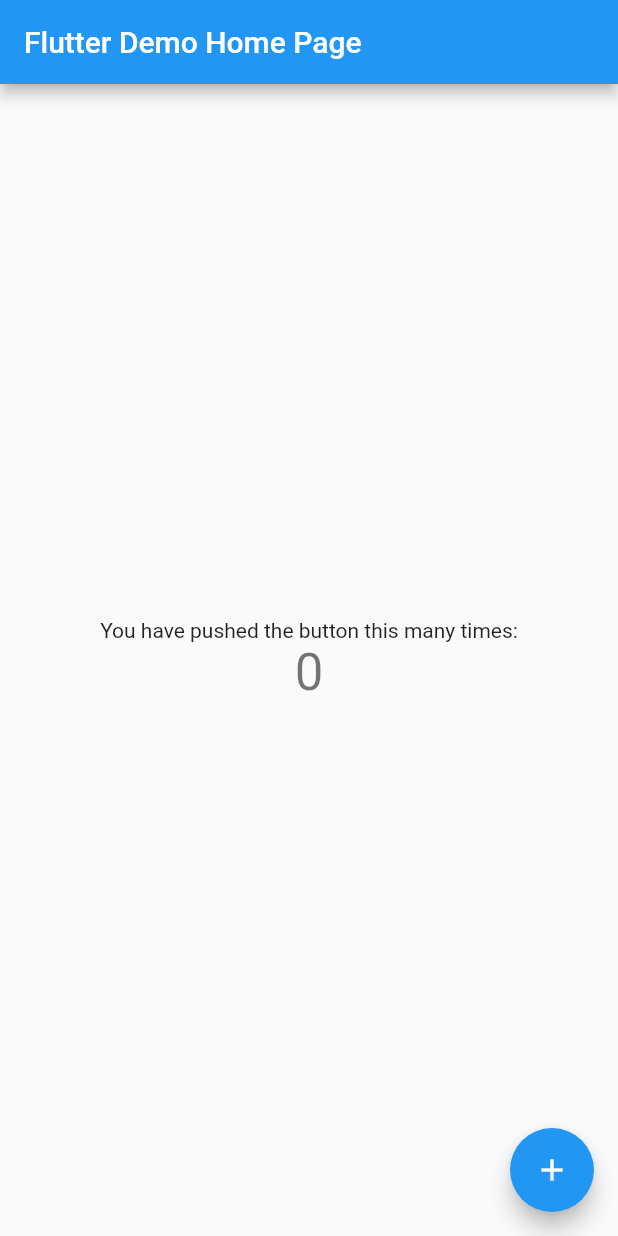
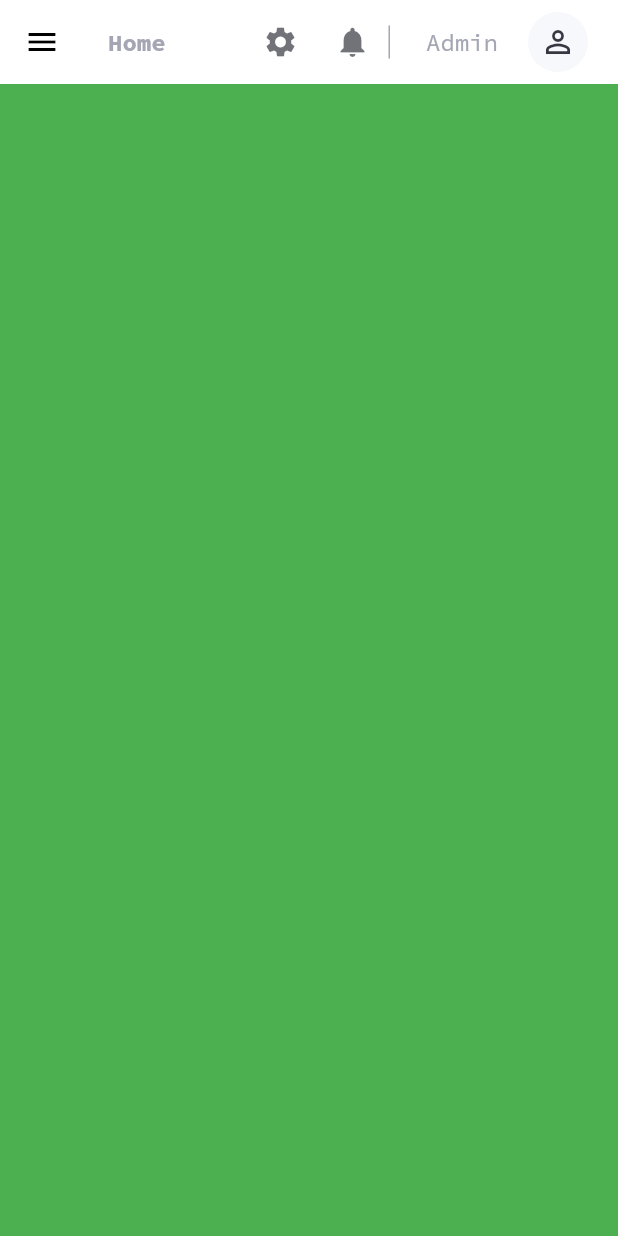
Before and after one commit to agungjoyo/PuskesmasSbrWringin, a Flutter app: the screen it shows after launch, on a phone screen of 412 x 824 dp. Run offline on Flutter 3.47's test engine with Material 2 defaults, Android fonts, the phone set to English and light mode, and no system bars; our stand-ins replace firebase_core, google_fonts; accounts and stored records are empty.

Commit message:
firebase + Top nav template responsive

```diff
--- /dev/null
+++ b/projectpkm/lib/constants/style.dart
@@ -0,0 +1,6 @@
+import 'package:flutter/material.dart';
+
+Color light = const Color(0xFFF7F8FC);
+Color lightGrey = const Color(0xFFA4A6B3);
+Color dark = const Color(0xFF363740);
+Color active = const Color(0xFF3C19C0);
--- /dev/null
+++ b/projectpkm/lib/helpers/responsiveness.dart
@@ -0,0 +1,39 @@
+import 'package:flutter/material.dart';
+
+// Declare Screen Size
+const int largeScreenSize = 720;
+const int smallScreenSize = 360;
+
+class ResponsivenessWidgets extends StatelessWidget {
+
+  // Declare final Widget
+    final Widget largeScreen;
+    final Widget smallScreen;
+
+  const ResponsivenessWidgets(
+      {Key? key,
+      required this.largeScreen,
+      required this.smallScreen
+      }
+    ) : super(key: key);
+
+  static bool isSmallScreen(BuildContext context) =>
+    MediaQuery.of(context).size.width < largeScreenSize;
+  static bool isLargeScreen(BuildContext context) =>
+    MediaQuery.of(context).size.width >= largeScreenSize;
+  @override
+  Widget build(BuildContext context) {
+    return LayoutBuilder(
+      builder: (context, constraints) {
+        double _width = constraints.maxWidth;
+        debugPrint('width:$_width');
+        if (_width >= largeScreenSize){
+          return largeScreen;
+        }
+        else{
+          return smallScreen;
+        }
+      },
+    );
+  }
+}
--- /dev/null
+++ b/projectpkm/lib/layouts.dart
@@ -0,0 +1,18 @@
+import 'package:flutter/material.dart';
+import 'package:projectpkm/helpers/responsiveness.dart';
+import 'package:projectpkm/widgets/large_screen.dart';
+import 'package:projectpkm/widgets/small_screen.dart';
+import 'package:projectpkm/widgets/top_navigation_bar.dart';
+
+class SiteLayouts extends StatelessWidget {
+  const SiteLayouts ({Key? key}) : super(key: key);
+
+  @override
+  Widget build(BuildContext context) {
+    final GlobalKey<ScaffoldState> scaffoldKey = GlobalKey();
+      return Scaffold(
+        appBar: topNavigationBar(context, scaffoldKey),
+        body: const ResponsivenessWidgets(largeScreen: LargeScreen(), smallScreen: SmallScreen())
+      );
+  }
+}
--- a/projectpkm/lib/main.dart
+++ b/projectpkm/lib/main.dart
@@ -1,7 +1,9 @@
 import 'package:flutter/material.dart';
 import 'package:firebase_core/firebase_core.dart';
+import 'package:google_fonts/google_fonts.dart';
+import 'package:projectpkm/layouts.dart';
+//import firebase core plugins
 
-//import firebase core plugins
 void main() {
   WidgetsFlutterBinding.ensureInitialized();
   runApp(const App());
@@ -9,7 +11,6 @@
 
 class App extends StatefulWidget {
   const App({Key? key}) : super(key: key);
-
   // Create the initialization Future outside of `build`:
   @override
   _AppState createState() => _AppState();
@@ -52,105 +53,21 @@
   @override
   Widget build(BuildContext context) {
     return MaterialApp(
-      title: 'Flutter Demo',
+      title: 'Puskesmas Sumber Wringin',
       theme: ThemeData(
-        // This is the theme of your application.
-        //
-        // Try running your application with "flutter run". You'll see the
-        // application has a blue toolbar. Then, without quitting the app, try
-        // changing the primarySwatch below to Colors.green and then invoke
-        // "hot reload" (press "r" in the console where you ran "flutter run",
-        // or simply save your changes to "hot reload" in a Flutter IDE).
-        // Notice that the counter didn't reset back to zero; the application
-        // is not restarted.
-        primarySwatch: Colors.blue,
+        scaffoldBackgroundColor: Colors.white,
+        textTheme: GoogleFonts.sourceCodeProTextTheme(
+          Theme.of(context).textTheme
+        ).apply(
+          bodyColor: Colors.black
+        ),
+        pageTransitionsTheme: const PageTransitionsTheme(builders: {
+          TargetPlatform.iOS: FadeUpwardsPageTransitionsBuilder(),
+          TargetPlatform.android: FadeUpwardsPageTransitionsBuilder()
+        }),
+        primaryColor: Colors.blue
       ),
-      home: const MyHomePage(title: 'Flutter Demo Home Page'),
+      home: const SiteLayouts()
     );
   }
 }
-
-class MyHomePage extends StatefulWidget {
-  const MyHomePage({Key? key, required this.title}) : super(key: key);
-
-  // This widget is the home page of your application. It is stateful, meaning
-  // that it has a State object (defined below) that contains fields that affect
-  // how it looks.
-
-  // This class is the configuration for the state. It holds the values (in this
-  // case the title) provided by the parent (in this case the App widget) and
-  // used by the build method of the State. Fields in a Widget subclass are
-  // always marked "final".
-
-  final String title;
-
-  @override
-  State<MyHomePage> createState() => _MyHomePageState();
-}
-
-class _MyHomePageState extends State<MyHomePage> {
-  int _counter = 0;
-
-  void _incrementCounter() {
-    setState(() {
-      // This call to setState tells the Flutter framework that something has
-      // changed in this State, which causes it to rerun the build method below
-      // so that the display can reflect the updated values. If we changed
-      // _counter without calling setState(), then the build method would not be
-      // called again, and so nothing would appear to happen.
-      _counter++;
-    });
-  }
-
-  @override
-  Widget build(BuildContext context) {
-    // This method is rerun every time setState is called, for instance as done
-    // by the _incrementCounter method above.
-    //
-    // The Flutter framework has been optimized to make rerunning build methods
-    // fast, so that you can just rebuild anything that needs updating rather
-    // than having to individually change instances of widgets.
-    return Scaffold(
-      appBar: AppBar(
-        // Here we take the value from the MyHomePage object that was created by
-        // the App.build method, and use it to set our appbar title.
-        title: Text(widget.title),
-      ),
-      body: Center(
-        // Center is a layout widget. It takes a single child and positions it
-        // in the middle of the parent.
-        child: Column(
-          // Column is also a layout widget. It takes a list of children and
-          // arranges them vertically. By default, it sizes itself to fit its
-          // children horizontally, and tries to be as tall as its parent.
-          //
-          // Invoke "debug painting" (press "p" in the console, choose the
-          // "Toggle Debug Paint" action from the Flutter Inspector in Android
-          // Studio, or the "Toggle Debug Paint" command in Visual Studio Code)
-          // to see the wireframe for each widget.
-          //
-          // Column has various properties to control how it sizes itself and
-          // how it positions its children. Here we use mainAxisAlignment to
-          // center the children vertically; the main axis here is the vertical
-          // axis because Columns are vertical (the cross axis would be
-          // horizontal).
-          mainAxisAlignment: MainAxisAlignment.center,
-          children: <Widget>[
-            const Text(
-              'You have pushed the button this many times:',
-            ),
-            Text(
-              '$_counter',
-              style: Theme.of(context).textTheme.headline4,
-            ),
-          ],
-        ),
-      ),
-      floatingActionButton: FloatingActionButton(
-        onPressed: _incrementCounter,
-        tooltip: 'Increment',
-        child: const Icon(Icons.add),
-      ), // This trailing comma makes auto-formatting nicer for build methods.
-    );
-  }
-}
--- /dev/null
+++ b/projectpkm/lib/widgets/custom_text.dart
@@ -0,0 +1,14 @@
+import 'package:flutter/material.dart';
+
+class CustomText extends StatelessWidget {
+  final String text;
+  final double ? size;
+  final Color ? color;
+  final FontWeight ? weight;
+  const CustomText({Key? key,required this.text, this.size, this.color, this.weight}) : super(key: key);
+
+  @override
+  Widget build(BuildContext context) {
+    return Text(text,style: TextStyle(fontSize: size ?? 16, color: color ?? Colors.black, fontWeight: weight ?? FontWeight.normal));
+  }
+}
--- /dev/null
+++ b/projectpkm/lib/widgets/large_screen.dart
@@ -0,0 +1,25 @@
+import 'package:flutter/material.dart';
+
+class LargeScreen extends StatelessWidget {
+  const LargeScreen({Key? key}) : super(key: key);
+
+  @override
+  Widget build(BuildContext context) {
+    return Row(
+        children: [
+          Expanded(
+            flex: 4,
+              child: Container(
+                color: Colors.red,
+              )
+          ),
+          Expanded(
+            flex: 2,
+              child: Container(
+                color: Colors.blue,
+              )
+          )
+        ],
+      );
+  }
+}
--- /dev/null
+++ b/projectpkm/lib/widgets/small_screen.dart
@@ -0,0 +1,13 @@
+import 'package:flutter/material.dart';
+
+class SmallScreen extends StatelessWidget {
+  const SmallScreen({Key? key}) : super(key: key);
+
+  @override
+  Widget build(BuildContext context) {
+    return Container(
+      constraints: const BoxConstraints.expand(),
+      color: Colors.green,
+    );
+  }
+}
--- /dev/null
+++ b/projectpkm/lib/widgets/top_navigation_bar.dart
@@ -0,0 +1,83 @@
+import 'package:flutter/material.dart';
+import 'package:projectpkm/constants/style.dart';
+import 'package:projectpkm/helpers/responsiveness.dart';
+
+import 'custom_text.dart';
+
+AppBar topNavigationBar(BuildContext context, GlobalKey<ScaffoldState> key) =>
+  AppBar(
+        leading: !ResponsivenessWidgets.isSmallScreen(context) ?
+        Row(
+          children: [
+            Container(
+              padding: const EdgeInsets.only(left: 14),
+              child: Image.asset("icons/logo.png", width: 28),
+            )
+          ],
+        ): IconButton(icon: const Icon(Icons.menu, color: Colors.black), onPressed: (){
+          key.currentState!.openDrawer();
+        }),
+        elevation: 0,
+        title: Row(
+          children: [
+            Visibility(child: CustomText(text: "Home", color: lightGrey, weight: FontWeight.bold)),
+            Expanded(child: Container()),
+            IconButton
+              (icon: Icon(Icons.settings, color: dark.withOpacity(0.7)), onPressed: (){},),
+            Stack(
+              children: [
+                IconButton(
+                  icon: Icon(Icons.notifications, color: dark.withOpacity(0.7)),
+                  onPressed: (){
+                    Positioned(
+                      top: 7,
+                      right: 7,
+                      child: Container(
+                        width: 12,
+                        height: 12,
+                        padding: const EdgeInsets.all(4),
+                        decoration: BoxDecoration(
+                          color: active,
+                          borderRadius: BorderRadius.circular(30),
+                          border: Border.all(color: light,width: 2)
+                        ),
+                      ),
+                    );
+                  },
+                )
+              ],
+            ),
+
+            Container(
+              width: 1,
+              height: 22,
+              color: lightGrey,
+            ),
+
+            const SizedBox(
+              width: 24,
+            ),
+
+            CustomText(text: "Admin", color: lightGrey),
+
+            const SizedBox(
+              width: 16,
+            ),
+
+            Container(
+              decoration: BoxDecoration(
+                color: Colors.white,
+                borderRadius: BorderRadius.circular(30)),
+              child: Container(
+                padding: const EdgeInsets.all(2),
+                margin: const EdgeInsets.all(2),
+                child: CircleAvatar(
+                  backgroundColor: light,
+                  child: Icon(Icons.person_outline, color: dark)),
+              ),
+            )
+          ],
+        ),
+        iconTheme: IconThemeData(color: light),
+        backgroundColor: Colors.transparent,
+      );
```
Also changed, not shown: projectpkm/pubspec.yaml (+8 -4 lines), projectpkm/assets/icons/logo.png (added), projectpkm/pubspec.lock, 1 other file.
